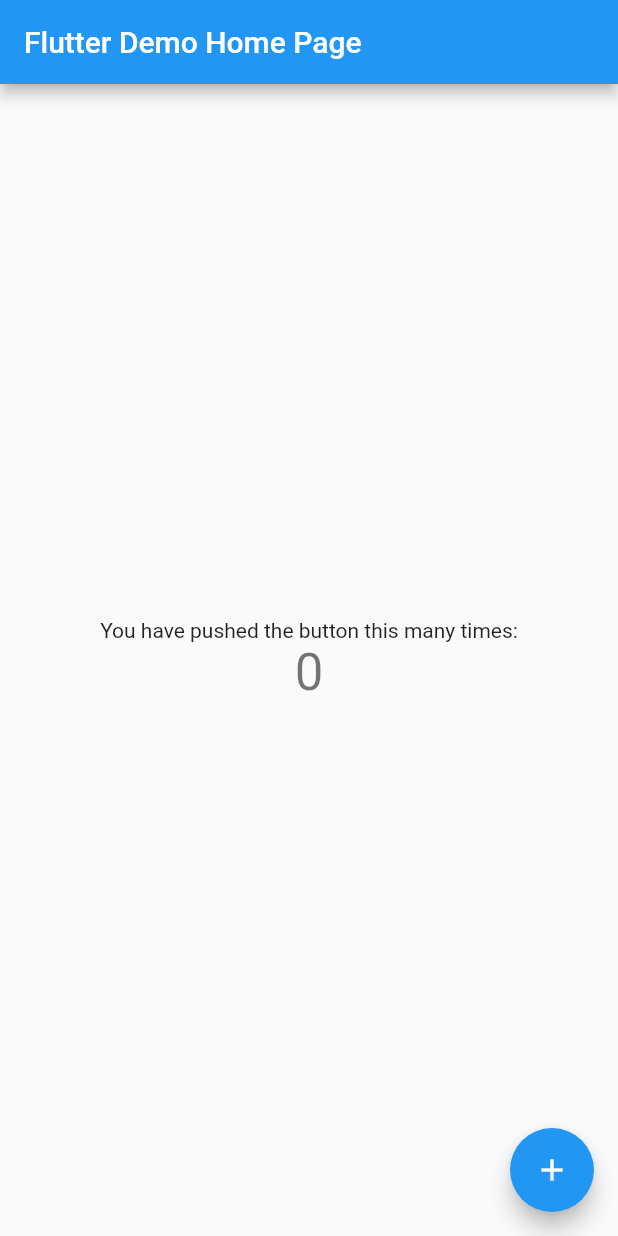
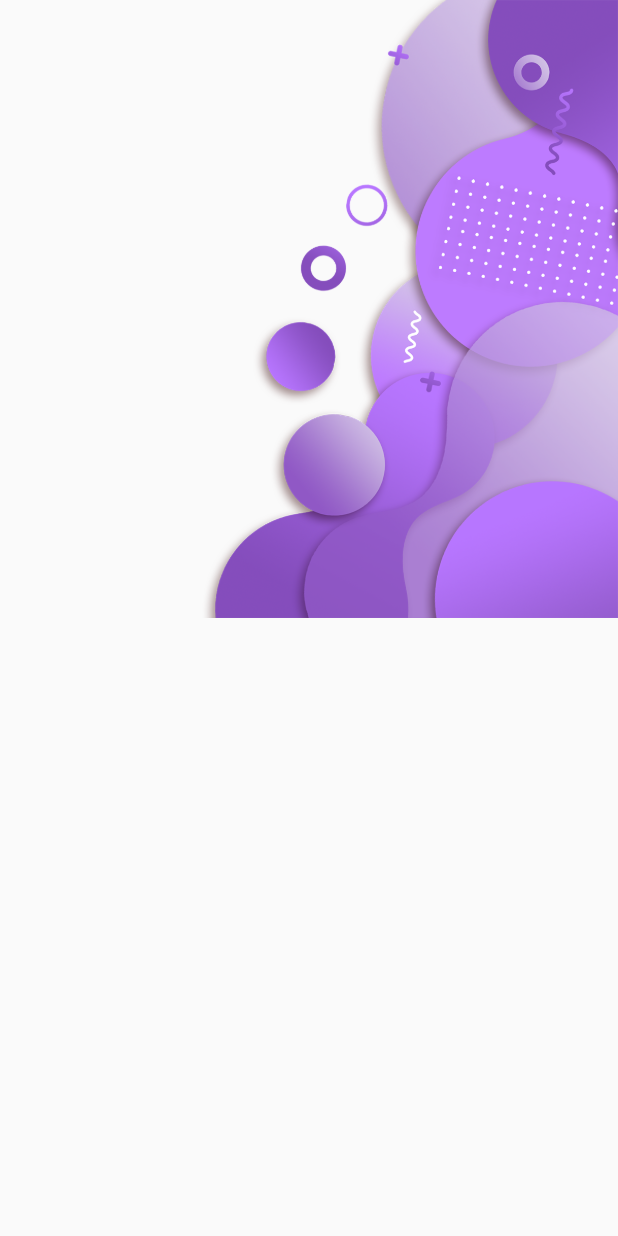
Before and after one commit to rashidwassan/flutter-ecommerce-app-ui, a Flutter app: the screen it shows after launch, on a phone screen of 412 x 824 dp. Run offline on Flutter 3.47's test engine with Material 2 defaults, Android fonts, the phone set to English and light mode, and no system bars.

Commit message:
initial setup

```diff
--- /dev/null
+++ b/lib/constants/images.dart
@@ -0,0 +1,5 @@
+class Images {
+  Images._();
+
+  static const String loginBg = 'assets/images/login_bg.png';
+}
--- a/lib/main.dart
+++ b/lib/main.dart
@@ -1,115 +1,42 @@
+import 'package:ecommerce_app_isaatech/screens/splash_screen.dart';
 import 'package:flutter/material.dart';
 
 void main() {
-  runApp(const MyApp());
+  runApp(const EcommerceAppIsaatech());
 }
 
-class MyApp extends StatelessWidget {
-  const MyApp({Key? key}) : super(key: key);
+class EcommerceAppIsaatech extends StatelessWidget {
+  const EcommerceAppIsaatech({Key? key}) : super(key: key);
 
   // This widget is the root of your application.
   @override
   Widget build(BuildContext context) {
     return MaterialApp(
-      title: 'Flutter Demo',
+      debugShowCheckedModeBanner: false,
+      title: 'Isaatech Ecommerce',
       theme: ThemeData(
-        // This is the theme of your application.
-        //
-        // Try running your application with "flutter run". You'll see the
-        // application has a blue toolbar. Then, without quitting the app, try
-        // changing the primarySwatch below to Colors.green and then invoke
-        // "hot reload" (press "r" in the console where you ran "flutter run",
-        // or simply save your changes to "hot reload" in a Flutter IDE).
-        // Notice that the counter didn't reset back to zero; the application
-        // is not restarted.
         primarySwatch: Colors.blue,
+        appBarTheme:
+            const AppBarTheme(elevation: 0, backgroundColor: Colors.white),
+        colorScheme: ColorScheme(
+          brightness: Brightness.light,
+          primary: Colors.purple,
+          primaryVariant: Colors.purple.shade700,
+          secondary: Colors.green,
+          secondaryVariant: Colors.green.shade700,
+          onPrimary: Colors.white,
+          surface: Colors.white,
+          onSecondary: Colors.white,
+          onSurface: Colors.blue,
+          background: Colors.white,
+          error: Colors.red,
+          onBackground: Colors.black87,
+          onError: Colors.white,
+        ),
       ),
-      home: const MyHomePage(title: 'Flutter Demo Home Page'),
+      routes: {
+        SplashScreen.id: (context) => const SplashScreen(),
+      },
     );
   }
 }
-
-class MyHomePage extends StatefulWidget {
-  const MyHomePage({Key? key, required this.title}) : super(key: key);
-
-  // This widget is the home page of your application. It is stateful, meaning
-  // that it has a State object (defined below) that contains fields that affect
-  // how it looks.
-
-  // This class is the configuration for the state. It holds the values (in this
-  // case the title) provided by the parent (in this case the App widget) and
-  // used by the build method of the State. Fields in a Widget subclass are
-  // always marked "final".
-
-  final String title;
-
-  @override
-  State<MyHomePage> createState() => _MyHomePageState();
-}
-
-class _MyHomePageState extends State<MyHomePage> {
-  int _counter = 0;
-
-  void _incrementCounter() {
-    setState(() {
-      // This call to setState tells the Flutter framework that something has
-      // changed in this State, which causes it to rerun the build method below
-      // so that the display can reflect the updated values. If we changed
-      // _counter without calling setState(), then the build method would not be
-      // called again, and so nothing would appear to happen.
-      _counter++;
-    });
-  }
-
-  @override
-  Widget build(BuildContext context) {
-    // This method is rerun every time setState is called, for instance as done
-    // by the _incrementCounter method above.
-    //
-    // The Flutter framework has been optimized to make rerunning build methods
-    // fast, so that you can just rebuild anything that needs updating rather
-    // than having to individually change instances of widgets.
-    return Scaffold(
-      appBar: AppBar(
-        // Here we take the value from the MyHomePage object that was created by
-        // the App.build method, and use it to set our appbar title.
-        title: Text(widget.title),
-      ),
-      body: Center(
-        // Center is a layout widget. It takes a single child and positions it
-        // in the middle of the parent.
-        child: Column(
-          // Column is also a layout widget. It takes a list of children and
-          // arranges them vertically. By default, it sizes itself to fit its
-          // children horizontally, and tries to be as tall as its parent.
-          //
-          // Invoke "debug painting" (press "p" in the console, choose the
-          // "Toggle Debug Paint" action from the Flutter Inspector in Android
-          // Studio, or the "Toggle Debug Paint" command in Visual Studio Code)
-          // to see the wireframe for each widget.
-          //
-          // Column has various properties to control how it sizes itself and
-          // how it positions its children. Here we use mainAxisAlignment to
-          // center the children vertically; the main axis here is the vertical
-          // axis because Columns are vertical (the cross axis would be
-          // horizontal).
-          mainAxisAlignment: MainAxisAlignment.center,
-          children: <Widget>[
-            const Text(
-              'You have pushed the button this many times:',
-            ),
-            Text(
-              '$_counter',
-              style: Theme.of(context).textTheme.headline4,
-            ),
-          ],
-        ),
-      ),
-      floatingActionButton: FloatingActionButton(
-        onPressed: _incrementCounter,
-        tooltip: 'Increment',
-        child: const Icon(Icons.add),
-      ), // This trailing comma makes auto-formatting nicer for build methods.
-    );
-  }
-}
--- /dev/null
+++ b/lib/screens/splash_screen.dart
@@ -0,0 +1,24 @@
+import 'package:ecommerce_app_isaatech/constants/images.dart';
+import 'package:flutter/material.dart';
+
+class SplashScreen extends StatefulWidget {
+  static const String id = '/';
+  const SplashScreen({Key? key}) : super(key: key);
+
+  @override
+  _SplashScreenState createState() => _SplashScreenState();
+}
+
+class _SplashScreenState extends State<SplashScreen> {
+  @override
+  Widget build(BuildContext context) {
+    return Scaffold(
+      body: Container(
+        child: Image.asset(
+          Images.loginBg,
+          fit: BoxFit.cover,
+        ),
+      ),
+    );
+  }
+}
```
Also changed, not shown: pubspec.yaml (+5 -20 lines), assets/images/login_bg.png (added), pubspec.lock, 1 other file.
